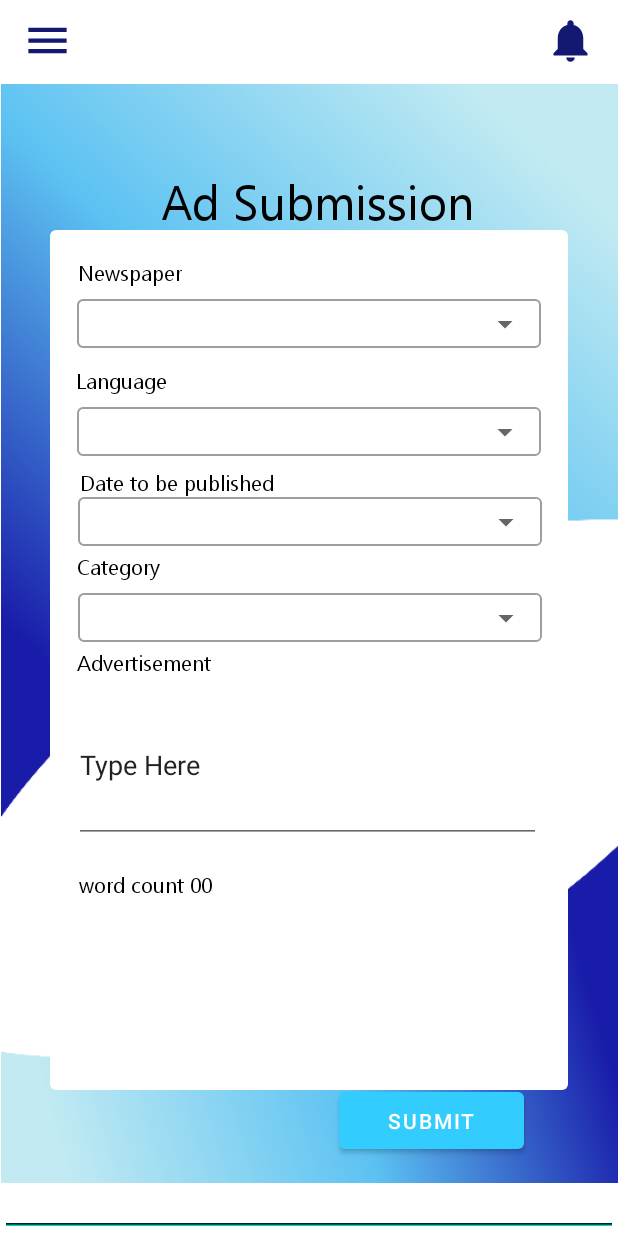
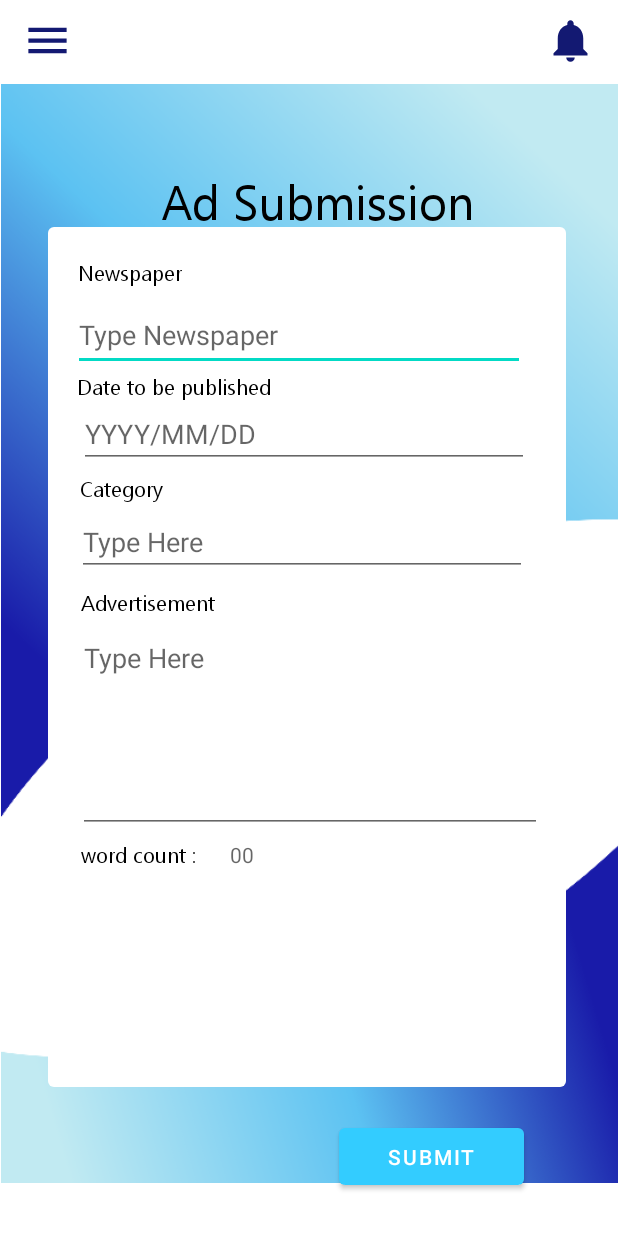
Before and after one commit to MalishaFdo/LesiAds, an Android app: the AdSubmission screen opened directly, with no data from a screen before it, on a phone screen of 412 x 824 dp. Run offline under Robolectric (Android 15) with nearby library versions, the phone set to English and light mode, and no system bars.

Commit message:
Calculation (Word count)

```diff
--- a/app/src/main/java/com/example/lesiadspro/AdSubmission.java
+++ b/app/src/main/java/com/example/lesiadspro/AdSubmission.java
@@ -3,12 +3,42 @@ package com.example.lesiadspro;
 import androidx.appcompat.app.AppCompatActivity;
 
 import android.os.Bundle;
+import android.text.Editable;
+import android.text.TextWatcher;
+import android.widget.EditText;
+import android.widget.TextView;
 
 public class AdSubmission extends AppCompatActivity {
+
+    EditText et;
+    TextView tv;
 
     @Override
     protected void onCreate(Bundle savedInstanceState) {
         super.onCreate(savedInstanceState);
         setContentView(R.layout.activity_ad_submission);
+
+        et = findViewById(R.id.body_c);
+        tv = findViewById(R.id.count_c);
+
+        et.addTextChangedListener(new TextWatcher() {
+            @Override
+            public void beforeTextChanged(CharSequence charSequence, int i, int i1, int i2) {
+
+            }
+
+            @Override
+            public void onTextChanged(CharSequence charSequence, int i, int i1, int i2) {
+                String text1 = et.getText().toString();
+                text1 = text1.replace("\n"," ");
+                String[] textArray = text1.split(" ");
+                tv.setText(textArray.length +"");
+            }
+
+            @Override
+            public void afterTextChanged(Editable editable) {
+
+            }
+        });
     }
-}//merge
+}
--- a/app/src/main/res/layout/activity_ad_submission.xml
+++ b/app/src/main/res/layout/activity_ad_submission.xml
@@ -5,37 +5,6 @@
     android:layout_width="match_parent"
     android:layout_height="match_parent"
     tools:context=".AdSubmission">
-
-    <MultiAutoCompleteTextView
-        android:id="@+id/multiAutoCompleteTextView9"
-        android:layout_width="match_parent"
-        android:layout_height="match_parent"
-        android:layout_weight="1"
-        tools:ignore="TouchTargetSizeCheck,DuplicateClickableBoundsCheck,DuplicateSpeakableTextCheck,SpeakableTextPresentCheck" />
-
-    <com.google.android.material.textfield.TextInputLayout
-        style="@style/Widget.MaterialComponents.TextInputLayout.OutlinedBox.ExposedDropdownMenu"
-        android:layout_width="309dp"
-        android:layout_height="38dp"
-        android:layout_marginTop="132dp"
-        app:layout_constraintEnd_toEndOf="parent"
-        app:layout_constraintHorizontal_bias="0.509"
-        app:layout_constraintStart_toStartOf="parent"
-        app:layout_constraintTop_toBottomOf="@+id/textView16" />
-
-    <MultiAutoCompleteTextView
-        android:id="@+id/multiAutoCompleteTextView8"
-        android:layout_width="match_parent"
-        android:layout_height="match_parent"
-        android:layout_weight="1"
-        tools:ignore="TouchTargetSizeCheck,SpeakableTextPresentCheck" />
-
-    <MultiAutoCompleteTextView
-        android:id="@+id/multiAutoCompleteTextView6"
-        android:layout_width="match_parent"
-        android:layout_height="match_parent"
-        android:layout_weight="1"
-        tools:ignore="TouchTargetSizeCheck,SpeakableTextPresentCheck" />
 
     <ImageView
         android:id="@+id/backgrond"
@@ -62,11 +31,12 @@
         android:id="@+id/whitebox"
         android:layout_width="345dp"
         android:layout_height="573dp"
+        android:layout_marginStart="32dp"
         android:contentDescription="@string/todo"
         app:layout_constraintBottom_toBottomOf="parent"
-        app:layout_constraintEnd_toEndOf="@+id/multiAutoCompleteTextView9"
         app:layout_constraintStart_toStartOf="parent"
         app:layout_constraintTop_toBottomOf="@+id/include"
+        app:layout_constraintVertical_bias="0.49"
         app:srcCompat="?attr/popupMenuBackground"
         tools:ignore="ImageContrastCheck" />
 
@@ -98,28 +68,15 @@
         app:layout_constraintTop_toBottomOf="@+id/include" />
 
     <TextView
-        android:id="@+id/textView17"
-        android:layout_width="297dp"
-        android:layout_height="23dp"
-        android:layout_marginTop="188dp"
-        android:fontFamily="@font/ebrima"
-        android:text="@string/language"
-        android:textColor="@color/black"
-        app:layout_constraintEnd_toEndOf="parent"
-        app:layout_constraintHorizontal_bias="0.439"
-        app:layout_constraintStart_toStartOf="parent"
-        app:layout_constraintTop_toBottomOf="@+id/include" />
-
-    <TextView
         android:id="@+id/textView18"
         android:layout_width="244dp"
         android:layout_height="24dp"
-        android:layout_marginTop="312dp"
+        android:layout_marginTop="260dp"
         android:fontFamily="@font/ebrima"
         android:text="@string/category"
         android:textColor="@color/black"
         app:layout_constraintEnd_toEndOf="parent"
-        app:layout_constraintHorizontal_bias="0.304"
+        app:layout_constraintHorizontal_bias="0.317"
         app:layout_constraintStart_toStartOf="parent"
         app:layout_constraintTop_toBottomOf="@+id/include" />
 
@@ -127,12 +84,12 @@
         android:id="@+id/textView20"
         android:layout_width="271dp"
         android:layout_height="24dp"
-        android:layout_marginTop="256dp"
+        android:layout_marginTop="192dp"
         android:fontFamily="@font/ebrima"
         android:text="@string/date_to_be_published"
         android:textColor="@color/black"
         app:layout_constraintEnd_toEndOf="parent"
-        app:layout_constraintHorizontal_bias="0.378"
+        app:layout_constraintHorizontal_bias="0.364"
         app:layout_constraintStart_toStartOf="parent"
         app:layout_constraintTop_toBottomOf="@+id/include"
         tools:ignore="TextContrastCheck" />
@@ -141,114 +98,33 @@
         android:id="@+id/textView19"
         android:layout_width="253dp"
         android:layout_height="26dp"
-        android:layout_marginTop="376dp"
+        android:layout_marginTop="336dp"
         android:fontFamily="@font/ebrima"
         android:text="@string/advertisement"
         android:textColor="@color/black"
         app:layout_constraintEnd_toEndOf="parent"
-        app:layout_constraintHorizontal_bias="0.322"
+        app:layout_constraintHorizontal_bias="0.341"
         app:layout_constraintStart_toStartOf="parent"
         app:layout_constraintTop_toBottomOf="@+id/include" />
 
     <TextView
         android:id="@+id/textView21"
-        android:layout_width="240dp"
-        android:layout_height="23dp"
-        android:layout_marginTop="524dp"
+        android:layout_width="87dp"
+        android:layout_height="16dp"
+        android:layout_marginTop="504dp"
         android:fontFamily="@font/ebrima"
-        android:text="word count 00"
+        android:text="word count :"
         android:textColor="@color/black"
         app:layout_constraintEnd_toEndOf="parent"
-        app:layout_constraintHorizontal_bias="0.306"
+        app:layout_constraintHorizontal_bias="0.166"
         app:layout_constraintStart_toStartOf="parent"
         app:layout_constraintTop_toBottomOf="@+id/include" />
-
-    <com.google.android.material.textfield.TextInputLayout
-        style="@style/Widget.MaterialComponents.TextInputLayout.OutlinedBox.ExposedDropdownMenu"
-        android:layout_width="309dp"
-        android:layout_height="38dp"
-        app:layout_constraintEnd_toEndOf="parent"
-        app:layout_constraintStart_toStartOf="parent"
-        app:layout_constraintTop_toBottomOf="@+id/textView16">
-
-        <MultiAutoCompleteTextView
-            android:id="@+id/multiAutoCompleteTextView"
-            android:layout_width="match_parent"
-            android:layout_height="match_parent"
-            android:layout_weight="1"
-            tools:ignore="TouchTargetSizeCheck,TextContrastCheck,SpeakableTextPresentCheck" />
-    </com.google.android.material.textfield.TextInputLayout>
-
-    <com.google.android.material.textfield.TextInputLayout
-        style="@style/Widget.MaterialComponents.TextInputLayout.OutlinedBox.ExposedDropdownMenu"
-        android:layout_width="309dp"
-        android:layout_height="38dp"
-        android:layout_marginTop="72dp"
-        app:layout_constraintEnd_toEndOf="parent"
-        app:layout_constraintStart_toStartOf="parent"
-        app:layout_constraintTop_toBottomOf="@+id/textView16">
-
-        <MultiAutoCompleteTextView
-            android:id="@+id/multiAutoCompleteTextView7"
-            android:layout_width="match_parent"
-            android:layout_height="match_parent"
-            android:layout_weight="1"
-            tools:ignore="TouchTargetSizeCheck,TextContrastCheck,SpeakableTextPresentCheck" />
-    </com.google.android.material.textfield.TextInputLayout>
-
-    <com.google.android.material.textfield.TextInputLayout
-        style="@style/Widget.MaterialComponents.TextInputLayout.OutlinedBox.ExposedDropdownMenu"
-        android:layout_width="309dp"
-        android:layout_height="38dp"
-        android:layout_marginTop="132dp"
-        app:layout_constraintEnd_toEndOf="parent"
-        app:layout_constraintHorizontal_bias="0.509"
-        app:layout_constraintStart_toStartOf="parent"
-        app:layout_constraintTop_toBottomOf="@+id/textView16">
-
-        <MultiAutoCompleteTextView
-            android:id="@+id/multiAutoCompleteTextView10"
-            android:layout_width="match_parent"
-            android:layout_height="match_parent"
-            android:layout_weight="1"
-            tools:ignore="TouchTargetSizeCheck,TextContrastCheck,SpeakableTextPresentCheck" />
-    </com.google.android.material.textfield.TextInputLayout>
-
-    <com.google.android.material.textfield.TextInputLayout
-        style="@style/Widget.MaterialComponents.TextInputLayout.OutlinedBox.ExposedDropdownMenu"
-        android:layout_width="309dp"
-        android:layout_height="38dp"
-        android:layout_marginTop="196dp"
-        app:layout_constraintEnd_toEndOf="parent"
-        app:layout_constraintHorizontal_bias="0.509"
-        app:layout_constraintStart_toStartOf="parent"
-        app:layout_constraintTop_toBottomOf="@+id/textView16">
-
-        <MultiAutoCompleteTextView
-            android:id="@+id/multiAutoCompleteTextView55"
-            android:layout_width="match_parent"
-            android:layout_height="match_parent"
-            android:layout_weight="1"
-            tools:ignore="TouchTargetSizeCheck,TextContrastCheck,SpeakableTextPresentCheck" />
-    </com.google.android.material.textfield.TextInputLayout>
-
-    <EditText
-        android:id="@+id/editTextTextPersonName6"
-        android:layout_width="311dp"
-        android:layout_height="104dp"
-        android:ems="10"
-        android:inputType="textPersonName"
-        android:text="Type Here"
-        app:layout_constraintEnd_toEndOf="parent"
-        app:layout_constraintHorizontal_bias="0.49"
-        app:layout_constraintStart_toStartOf="parent"
-        app:layout_constraintTop_toBottomOf="@+id/textView19" />
 
     <Button
         android:id="@+id/button14"
         android:layout_width="123dp"
         android:layout_height="50dp"
-        android:layout_marginBottom="52dp"
+        android:layout_marginBottom="28dp"
         android:text="Submit"
         app:backgroundTint="#33ccff"
         app:layout_constraintBottom_toBottomOf="parent"
@@ -256,5 +132,72 @@
         app:layout_constraintHorizontal_bias="0.784"
         app:layout_constraintStart_toStartOf="parent" />
 
+    <EditText
+        android:id="@+id/newspaper_c"
+        android:layout_width="301dp"
+        android:layout_height="47dp"
+        android:layout_marginTop="144dp"
+        android:ems="10"
+        android:hint="Type Newspaper"
+        android:inputType="textPersonName"
+        app:layout_constraintEnd_toEndOf="parent"
+        app:layout_constraintHorizontal_bias="0.439"
+        app:layout_constraintStart_toStartOf="parent"
+        app:layout_constraintTop_toBottomOf="@+id/include"
+        tools:ignore="TouchTargetSizeCheck" />
+
+    <EditText
+        android:id="@+id/category_c"
+        android:layout_width="300dp"
+        android:layout_height="44dp"
+        android:layout_marginTop="284dp"
+        android:ems="10"
+        android:hint="Type Here"
+        android:inputType="textPersonName"
+        app:layout_constraintEnd_toEndOf="parent"
+        app:layout_constraintHorizontal_bias="0.459"
+        app:layout_constraintStart_toStartOf="parent"
+        app:layout_constraintTop_toBottomOf="@+id/include"
+        tools:ignore="TouchTargetSizeCheck" />
+
+    <EditText
+        android:id="@+id/body_c"
+        android:layout_width="309dp"
+        android:layout_height="139dp"
+        android:layout_marginTop="360dp"
+        android:ems="10"
+        android:gravity="start|top"
+        android:hint="Type Here"
+        android:inputType="textMultiLine"
+        app:layout_constraintEnd_toEndOf="parent"
+        app:layout_constraintHorizontal_bias="0.504"
+        app:layout_constraintStart_toStartOf="parent"
+        app:layout_constraintTop_toBottomOf="@+id/include" />
+
+    <EditText
+        android:id="@+id/date_c"
+        android:layout_width="300dp"
+        android:layout_height="40dp"
+        android:layout_marginTop="216dp"
+        android:ems="10"
+        android:hint="YYYY/MM/DD"
+        android:inputType="textPersonName"
+        app:layout_constraintEnd_toEndOf="parent"
+        app:layout_constraintHorizontal_bias="0.468"
+        app:layout_constraintStart_toStartOf="parent"
+        app:layout_constraintTop_toBottomOf="@+id/include"
+        tools:ignore="TouchTargetSizeCheck" />
+
+    <TextView
+        android:id="@+id/count_c"
+        android:layout_width="wrap_content"
+        android:layout_height="wrap_content"
+        android:layout_marginTop="504dp"
+        android:hint="00"
+        app:layout_constraintEnd_toEndOf="parent"
+        app:layout_constraintHorizontal_bias="0.387"
+        app:layout_constraintStart_toStartOf="parent"
+        app:layout_constraintTop_toBottomOf="@+id/include" />
+
 
 </androidx.constraintlayout.widget.ConstraintLayout>
--- a/app/src/main/res/layout/activity_newspaper_history.xml
+++ b/app/src/main/res/layout/activity_newspaper_history.xml
@@ -70,7 +70,7 @@
         app:layout_constraintStart_toStartOf="parent" />
 
     <TextView
-        android:id="@+id/textView23"
+        android:id="@+id/c_v_newspaper"
         android:layout_width="261dp"
         android:layout_height="40dp"
         android:layout_marginStart="66dp"
--- a/app/src/main/res/layout/activity_pay_checkout.xml
+++ b/app/src/main/res/layout/activity_pay_checkout.xml
@@ -139,7 +139,7 @@
         app:layout_constraintTop_toTopOf="parent" />
 
     <TextView
-        android:id="@+id/textView23"
+        android:id="@+id/c_v_newspaper"
         android:layout_width="wrap_content"
         android:layout_height="wrap_content"
         android:layout_marginStart="99dp"
@@ -165,7 +165,7 @@
         app:layout_constraintTop_toTopOf="parent" />
 
     <TextView
-        android:id="@+id/textView25"
+        android:id="@+id/c_v_date"
         android:layout_width="wrap_content"
         android:layout_height="wrap_content"
         android:layout_marginStart="101dp"
--- a/app/src/main/res/layout/activity_profile.xml
+++ b/app/src/main/res/layout/activity_profile.xml
@@ -106,6 +106,7 @@
         android:background="@drawable/button"
         android:backgroundTint="@color/darkblue"
         android:fontFamily="@font/ebrimabd"
+        android:onClick="addNews"
         android:text="@string/postad"
         android:textAllCaps="false"
         android:textColor="@color/white"
```
Also changed, not shown: app/src/main/java/com/example/lesiadspro/profile.java (+10 -9 lines), app/src/main/res/layout/activity_ad_review.xml (+47 -62 lines), app/src/main/res/layout/activity_ad_update_delete.xml (+39 -56 lines), app/src/main/res/values/strings.xml (+0 -11 lines).
